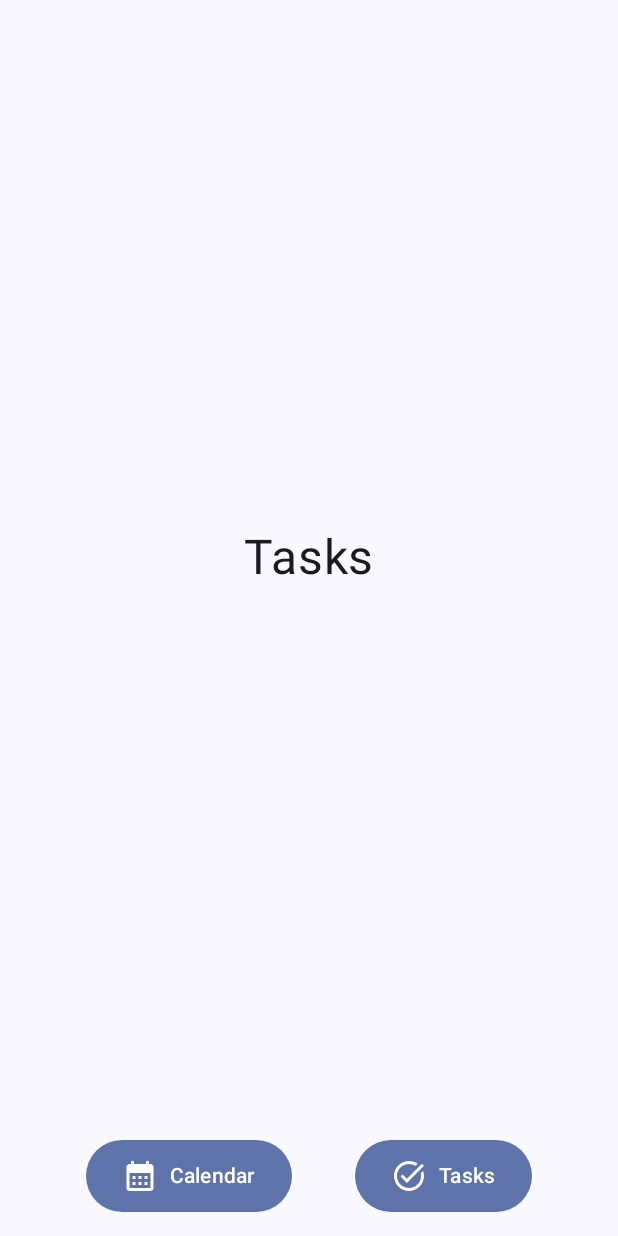
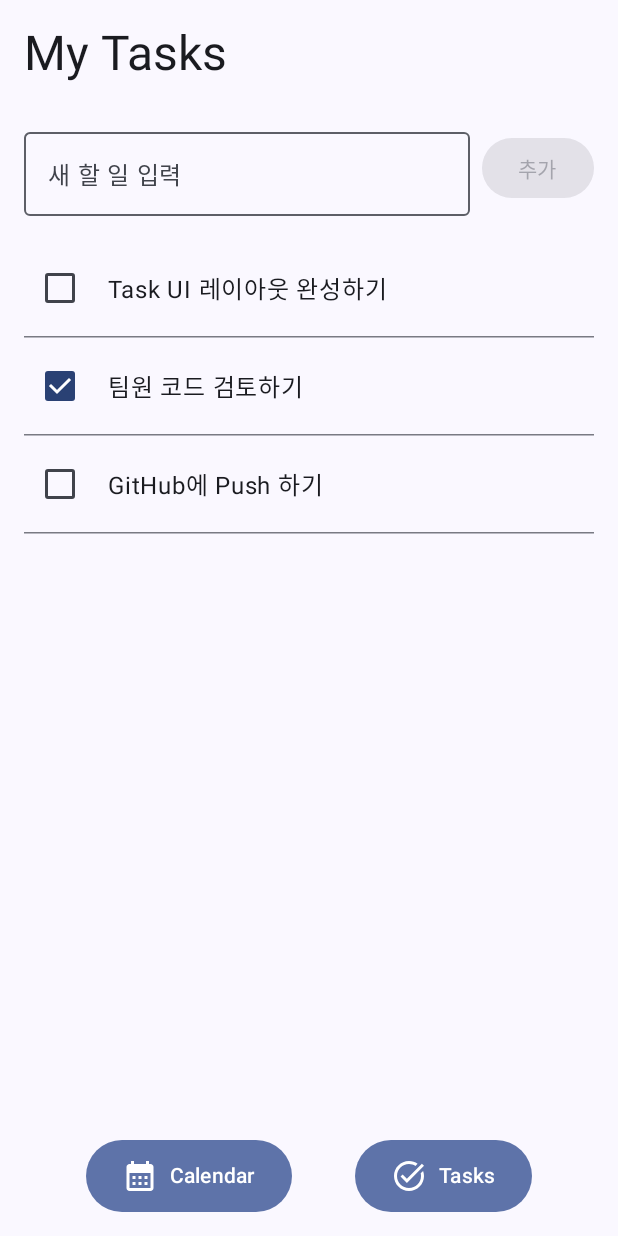
Before and after one commit to Ale6601/Todo_ChungAng, an Android app built with Jetpack Compose: the TasksScreen screen opened through its navigation route, on a phone screen of 412 x 824 dp. Run offline under Robolectric (Android 15) with nearby library versions, the phone set to English and light mode, and no system bars; our stand-ins replace Firebase (no records; nobody signed in at launch, a user with empty details on screens opened directly).

Commit message:
temp: Task UI 기본 레이아웃 구현 및 임시저장

```diff
--- a/app/src/main/java/kr/mobile/apps/todochungang/ui/tasks/TasksScreen.kt
+++ b/app/src/main/java/kr/mobile/apps/todochungang/ui/tasks/TasksScreen.kt
@@ -1,21 +1,122 @@
 package kr.mobile.apps.todochungang.ui.tasks
 
 import androidx.compose.foundation.layout.*
+import androidx.compose.foundation.lazy.LazyColumn
+import androidx.compose.foundation.lazy.items
+import androidx.compose.material3.*
+import androidx.compose.material3.MaterialTheme
+import androidx.compose.material3.OutlinedTextField
 import androidx.compose.material3.Text
 import androidx.compose.runtime.Composable
+import androidx.compose.runtime.mutableStateOf
+import androidx.compose.runtime.remember
+import androidx.compose.runtime.getValue
+import androidx.compose.runtime.setValue
 import androidx.compose.ui.Alignment
 import androidx.compose.ui.Modifier
 import androidx.compose.ui.unit.dp
-import androidx.compose.ui.unit.sp
+
 
 @Composable
 fun TasksScreen() {
-    Box(
+    // ⚠️ 기존의 Box와 Text 코드를 이 Column 코드로 대체하세요.
+    Column(
         modifier = Modifier
             .fillMaxSize()
-            .padding(16.dp),
-        contentAlignment = Alignment.Center
+            .padding(16.dp) // 전체 화면에 여백을 줍니다.
     ) {
-        Text(text = "Tasks", fontSize = 32.sp)
+        // 1. 화면 상단 제목
+        Text(
+            text = "My Tasks",
+            style = MaterialTheme.typography.headlineLarge // 큰 글자 스타일 사용
+        )
+        Spacer(modifier = Modifier.height(24.dp)) // 제목 아래에 간격을 줍니다.
+
+        AddTaskInput(onAddTask = { taskName ->
+            println("할 일 추가 요청: $taskName") // 나중에 실제 데이터 추가 로직으로 대체
+        })
+        Spacer(modifier = Modifier.height(16.dp))
+
+
+
+        // 3. [추가 예정] 할 일 목록 컴포넌트
+        TaskList()
     }
 }
+
+@Composable
+fun AddTaskInput(
+    onAddTask: (String) -> Unit // 새 Task가 입력되면 호출될 함수 정의
+) {
+    // 입력된 텍스트를 저장하는 상태 변수
+    var text by remember { mutableStateOf("") }
+
+    Row(
+        modifier = Modifier.fillMaxWidth(),
+        verticalAlignment = Alignment.CenterVertically
+    ) {
+        // 텍스트 입력 필드
+        OutlinedTextField(
+            value = text,
+            onValueChange = { text = it }, // 입력값이 바뀔 때마다 상태 갱신
+            label = { Text("새 할 일 입력") },
+            modifier = Modifier.weight(1f), // 남은 공간을 모두 차지하도록 설정
+            singleLine = true
+        )
+        Spacer(modifier = Modifier.width(8.dp))
+        // 추가 버튼
+        Button(
+            onClick = {
+                if (text.isNotBlank()) {
+                    onAddTask(text) // Task 추가 함수 호출
+                    text = "" // 입력창 비우기
+                }
+            },
+            // 입력창이 비어있으면 버튼 비활성화
+            enabled = text.isNotBlank()
+        ) {
+            Text("추가")
+        }
+    }
+}
+// Task 목록의 각 항목(한 줄)을 표시하는 컴포넌트
+@Composable
+fun TaskItem(name: String, isCompleted: Boolean) {
+    Row(
+        modifier = Modifier
+            .fillMaxWidth()
+            .padding(vertical = 8.dp),
+        verticalAlignment = Alignment.CenterVertically
+    ) {
+        // 할 일 완료 여부를 표시하는 체크박스
+        Checkbox(
+            checked = isCompleted,
+            onCheckedChange = { /* 완료 상태 변경 로직 추가 예정 */ }
+        )
+        Spacer(Modifier.width(8.dp))
+
+        // 할 일 이름 텍스트
+        Text(text = name, style = MaterialTheme.typography.bodyLarge)
+    }
+}
+
+// Task 목록 전체를 스크롤 가능하게 표시하는 컴포넌트
+@Composable
+fun TaskList() {
+    // 임시 Task 목록 데이터
+    val dummyTasks = listOf(
+        Pair("Task UI 레이아웃 완성하기", false),
+        Pair("팀원 코드 검토하기", true),
+        Pair("GitHub에 Push 하기", false)
+    )
+
+    LazyColumn(modifier = Modifier.fillMaxWidth()) {
+        // 💡 수정된 부분: 'count ='를 제거하고 리스트를 직접 전달합니다.
+        // 그리고 구조 분해를 사용하여 (name, isCompleted)로 바로 받습니다.
+        items(dummyTasks) { (name, isCompleted) ->
+            TaskItem(name = name, isCompleted = isCompleted)
+            // 목록 항목 사이에 구분선 추가
+            HorizontalDivider()
+        }
+    }
+}
```
